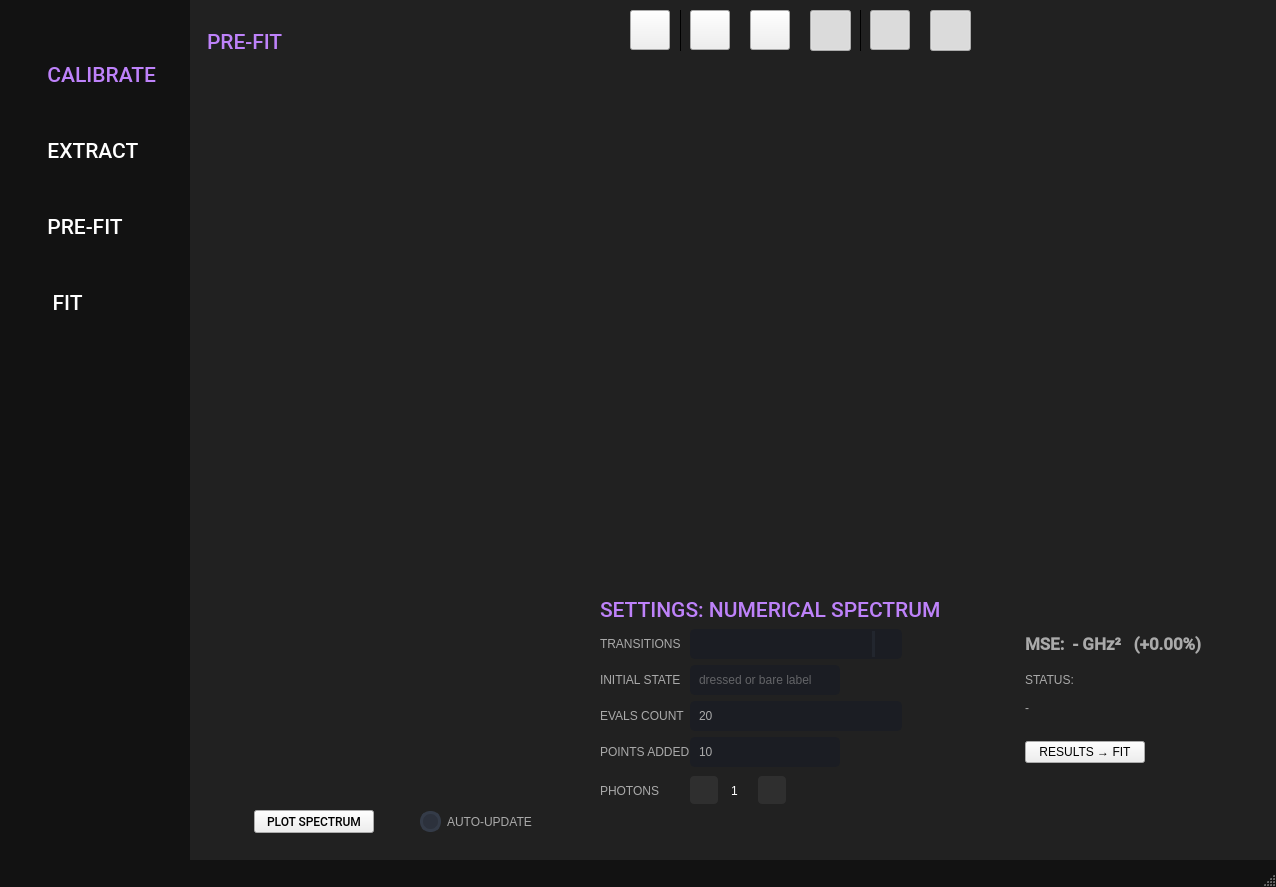
Old version of the form resources/ui_window.ui in the repository scqubits/qfit.
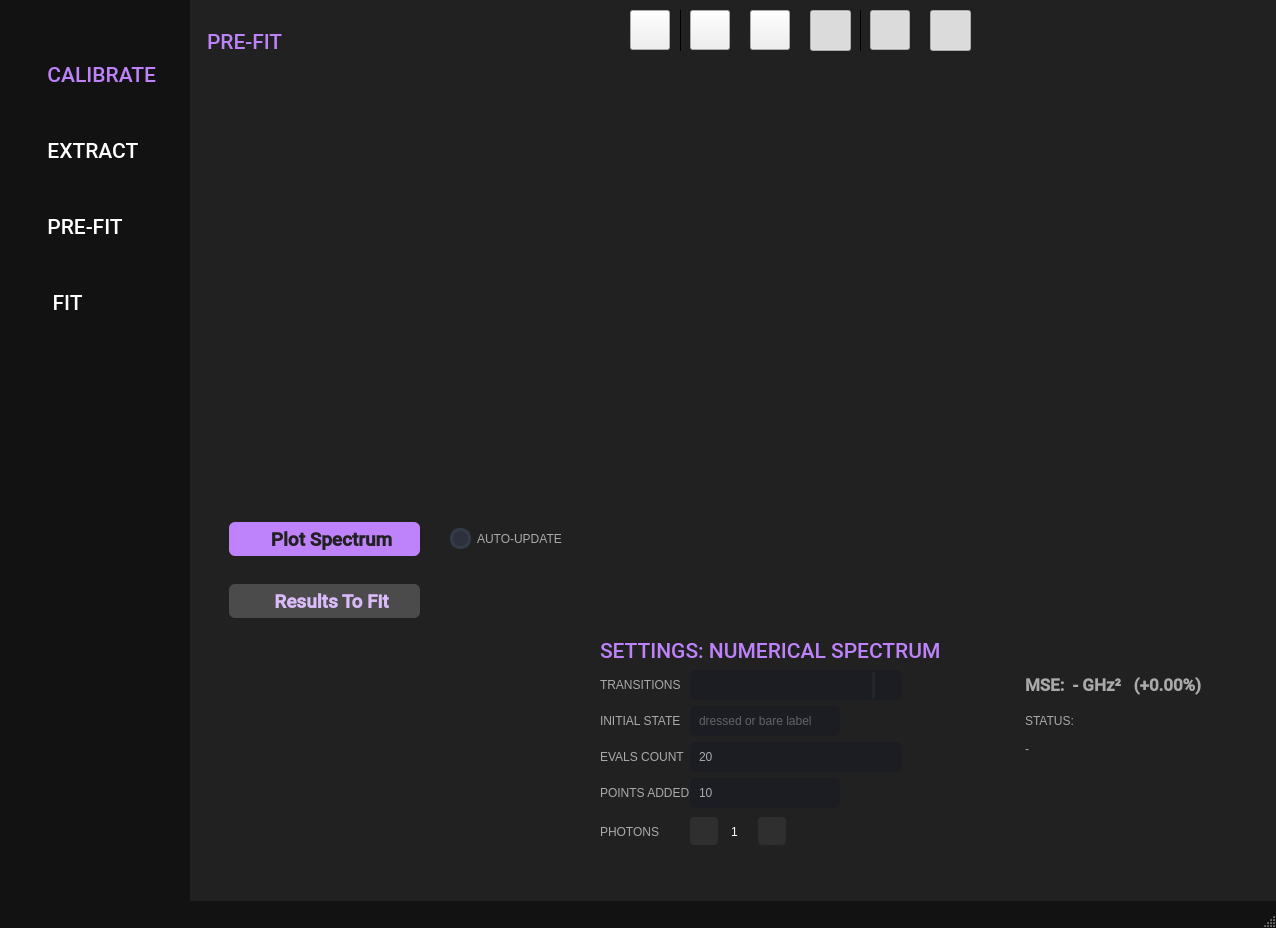
New version of the form. The open tabs and pages were chosen to show the change. Icons and pictures are not drawn. Custom widgets are drawn as their Qt base class.

Commit message: Made a drafted change on the UI/UX of prefit page

The edit to the form file:
```diff
--- a/resources/ui_window.ui
+++ b/resources/ui_window.ui
@@ -14,7 +14,7 @@
     <x>0</x>
     <y>0</y>
     <width>1276</width>
-    <height>887</height>
+    <height>928</height>
    </rect>
   </property>
   <property name="sizePolicy">
@@ -2761,6 +2761,9 @@
            <property name="leftMargin">
             <number>12</number>
            </property>
+           <property name="bottomMargin">
+            <number>12</number>
+           </property>
            <item>
             <widget class="QFrame" name="frame_prefit">
              <property name="sizePolicy">
@@ -2902,7 +2905,7 @@
                    <x>0</x>
                    <y>0</y>
                    <width>381</width>
-                   <height>714</height>
+                   <height>431</height>
                   </rect>
                  </property>
                  <layout class="QVBoxLayout" name="verticalLayout_11">
@@ -2936,7 +2939,7 @@
              <property name="minimumSize">
               <size>
                <width>0</width>
-               <height>35</height>
+               <height>100</height>
               </size>
              </property>
              <property name="styleSheet">
@@ -2951,20 +2954,115 @@
              <property name="lineWidth">
               <number>1</number>
              </property>
-             <layout class="QHBoxLayout" name="horizontalLayout_3">
-              <property name="spacing">
-               <number>-1</number>
-              </property>
+             <layout class="QGridLayout" name="gridLayout_15">
               <property name="leftMargin">
-               <number>12</number>
+               <number>0</number>
               </property>
               <property name="topMargin">
                <number>0</number>
               </property>
+              <property name="rightMargin">
+               <number>0</number>
+              </property>
               <property name="bottomMargin">
                <number>0</number>
               </property>
-              <item>
+              <property name="spacing">
+               <number>0</number>
+              </property>
+              <item row="0" column="2">
+               <spacer name="horizontalSpacer_30">
+                <property name="orientation">
+                 <enum>Qt::Horizontal</enum>
+                </property>
+                <property name="sizeHint" stdset="0">
+                 <size>
+                  <width>40</width>
+                  <height>20</height>
+                 </size>
+                </property>
+               </spacer>
+              </item>
+              <item row="0" column="4">
+               <spacer name="horizontalSpacer_31">
+                <property name="orientation">
+                 <enum>Qt::Horizontal</enum>
+                </property>
+                <property name="sizeType">
+                 <enum>QSizePolicy::Fixed</enum>
+                </property>
+                <property name="sizeHint" stdset="0">
+                 <size>
+                  <width>21</width>
+                  <height>20</height>
+                 </size>
+                </property>
+               </spacer>
+              </item>
+              <item row="2" column="1">
+               <widget class="QPushButton" name="exportToFitButton">
+                <property name="sizePolicy">
+                 <sizepolicy hsizetype="Fixed" vsizetype="Fixed">
+                  <horstretch>0</horstretch>
+                  <verstretch>0</verstretch>
+                 </sizepolicy>
+                </property>
+                <property name="minimumSize">
+                 <size>
+                  <width>191</width>
+                  <height>34</height>
+                 </size>
+                </property>
+                <property name="font">
+                 <font>
+                  <family>Roboto Medium</family>
+                  <pointsize>14</pointsize>
+                  <bold>true</bold>
+                 </font>
+                </property>
+                <property name="toolTip">
+                 <string>Load the pre-fitted parameters to the initial value of the fit section</string>
+                </property>
+                <property name="styleSheet">
+                 <string notr="true">color: #DBBCFB;
+background-color: #4B4B4B;
+border-radius: 6px;</string>
+                </property>
+                <property name="text">
+                 <string>   Results To Fit</string>
+                </property>
+                <property name="icon">
+                 <iconset resource="resources.qrc">
+                  <normaloff>:/icons/svg/copy.svg</normaloff>:/icons/svg/copy.svg</iconset>
+                </property>
+                <property name="iconSize">
+                 <size>
+                  <width>20</width>
+                  <height>20</height>
+                 </size>
+                </property>
+               </widget>
+              </item>
+              <item row="0" column="3">
+               <widget class="QCheckBox" name="autoRunCheckBox">
+                <property name="sizePolicy">
+                 <sizepolicy hsizetype="Fixed" vsizetype="Fixed">
+                  <horstretch>0</horstretch>
+                  <verstretch>0</verstretch>
+                 </sizepolicy>
+                </property>
+                <property name="minimumSize">
+                 <size>
+                  <width>120</width>
+                  <height>0</height>
+                 </size>
+                </property>
+                <property name="text">
+                 <string>AUTO-UPDATE</string>
+                </property>
+               </widget>
+              </item>
+              <item row="0" column="1">
                <widget class="QPushButton" name="plotButton">
                 <property name="sizePolicy">
                  <sizepolicy hsizetype="Fixed" vsizetype="Fixed">
@@ -2974,14 +3072,15 @@
                 </property>
                 <property name="minimumSize">
                  <size>
-                  <width>120</width>
-                  <height>20</height>
+                  <width>191</width>
+                  <height>34</height>
                  </size>
                 </property>
                 <property name="font">
                  <font>
                   <family>Roboto Medium</family>
-                  <pointsize>9</pointsize>
+                  <pointsize>14</pointsize>
+                  <bold>true</bold>
                   <kerning>true</kerning>
                  </font>
                 </property>
@@ -2992,30 +3091,133 @@
                  <string/>
                 </property>
                 <property name="styleSheet">
-                 <string notr="true"/>
+                 <string notr="true">color: #212121;
+background-color: #BE82FA;
+border-radius: 6px;</string>
                 </property>
                 <property name="text">
-                 <string>PLOT SPECTRUM</string>
+                 <string>   Plot Spectrum</string>
+                </property>
+                <property name="icon">
+                 <iconset resource="resources.qrc">
+                  <normaloff>:/icons/svg/play.svg</normaloff>:/icons/svg/play.svg</iconset>
+                </property>
+                <property name="iconSize">
+                 <size>
+                  <width>20</width>
+                  <height>20</height>
+                 </size>
                 </property>
                </widget>
               </item>
+              <item row="0" column="0">
+               <spacer name="horizontalSpacer_18">
+                <property name="orientation">
+                 <enum>Qt::Horizontal</enum>
+                </property>
+                <property name="sizeType">
+                 <enum>QSizePolicy::Fixed</enum>
+                </property>
+                <property name="sizeHint" stdset="0">
+                 <size>
+                  <width>27</width>
+                  <height>20</height>
+                 </size>
+                </property>
+               </spacer>
+              </item>
+              <item row="1" column="1">
+               <spacer name="verticalSpacer_15">
+                <property name="orientation">
+                 <enum>Qt::Vertical</enum>
+                </property>
+                <property name="sizeType">
+                 <enum>QSizePolicy::Fixed</enum>
+                </property>
+                <property name="sizeHint" stdset="0">
+                 <size>
+                  <width>20</width>
+                  <height>27</height>
+                 </size>
+                </property>
+               </spacer>
+              </item>
+             </layout>
+            </widget>
+           </item>
+           <item>
+            <widget class="QFrame" name="frame_prefit_minmax">
+             <property name="sizePolicy">
+              <sizepolicy hsizetype="Preferred" vsizetype="Fixed">
+               <horstretch>0</horstretch>
+               <verstretch>0</verstretch>
+              </sizepolicy>
+             </property>
+             <property name="minimumSize">
+              <size>
+               <width>0</width>
+               <height>0</height>
+              </size>
+             </property>
+             <layout class="QVBoxLayout" name="verticalLayout_14">
+              <property name="spacing">
+               <number>-1</number>
+              </property>
+              <property name="leftMargin">
+               <number>0</number>
+              </property>
+              <property name="topMargin">
+               <number>0</number>
+              </property>
+              <property name="rightMargin">
+               <number>0</number>
+              </property>
+              <property name="bottomMargin">
+               <number>0</number>
+              </property>
               <item>
-               <widget class="QCheckBox" name="autoRunCheckBox">
+               <widget class="QScrollArea" name="scrollArea">
                 <property name="sizePolicy">
-                 <sizepolicy hsizetype="Fixed" vsizetype="Fixed">
+                 <sizepolicy hsizetype="MinimumExpanding" vsizetype="Fixed">
                   <horstretch>0</horstretch>
                   <verstretch>0</verstretch>
                  </sizepolicy>
                 </property>
                 <property name="minimumSize">
                  <size>
-                  <width>120</width>
-                  <height>0</height>
+                  <width>0</width>
+                  <height>250</height>
                  </size>
                 </property>
-                <property name="text">
-                 <string>AUTO-UPDATE</string>
+                <property name="maximumSize">
+                 <size>
+                  <width>16777215</width>
+                  <height>250</height>
+                 </size>
                 </property>
+                <property name="styleSheet">
+                 <string notr="true">background-color: rgb(33,33,33);</string>
+                </property>
+                <property name="frameShape">
+                 <enum>QFrame::NoFrame</enum>
+                </property>
+                <property name="frameShadow">
+                 <enum>QFrame::Plain</enum>
+                </property>
+                <property name="widgetResizable">
+                 <bool>true</bool>
+                </property>
+                <widget class="QWidget" name="prefitMinmaxScrollAreaWidget">
+                 <property name="geometry">
+                  <rect>
+                   <x>0</x>
+                   <y>0</y>
+                   <width>386</width>
+                   <height>250</height>
+                  </rect>
+                 </property>
+                 <layout class="QVBoxLayout" name="verticalLayout_16"/>
+                </widget>
                </widget>
               </item>
              </layout>
@@ -4460,28 +4662,6 @@
                 </property>
                </widget>
               </item>
-              <item row="6" column="5">
-               <widget class="QPushButton" name="exportToFitButton">
-                <property name="sizePolicy">
-                 <sizepolicy hsizetype="Fixed" vsizetype="Fixed">
-                  <horstretch>0</horstretch>
-                  <verstretch>0</verstretch>
-                 </sizepolicy>
-                </property>
-                <property name="minimumSize">
-                 <size>
-                  <width>120</width>
-                  <height>20</height>
-                 </size>
-                </property>
-                <property name="toolTip">
-                 <string>Load the pre-fitted parameters to the initial value of the fit section</string>
-                </property>
-                <property name="text">
-                 <string>RESULTS → FIT</string>
-                </property>
-               </widget>
-              </item>
               <item row="4" column="1">
                <widget class="StateLineEdit" name="initStateLineEdit">
                 <property name="sizePolicy">
```
Left out of the diff: 1230 changed lines with no effect on the pictures. The commit also changes 4 other files.
